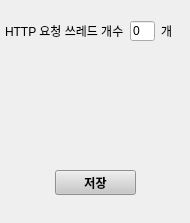
cmh1027/everytimeUtility, file view/configuration.ui: the form before one commit.
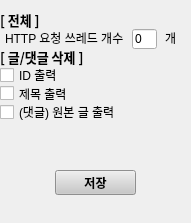
The form after the commit.

Commit message: add deletion & configuration

What changed in the file:
```diff
--- a/view/configuration.ui
+++ b/view/configuration.ui
@@ -6,7 +6,7 @@
    <rect>
     <x>0</x>
     <y>0</y>
-    <width>190</width>
+    <width>191</width>
     <height>223</height>
    </rect>
   </property>
@@ -55,12 +55,38 @@
    <property name="geometry">
     <rect>
      <x>0</x>
-     <y>20</y>
-     <width>191</width>
-     <height>22</height>
+     <y>10</y>
+     <width>189</width>
+     <height>111</height>
     </rect>
    </property>
+   <layout class="QVBoxLayout" name="verticalLayout_2">
+    <property name="spacing">
+     <number>0</number>
+    </property>
+    <property name="bottomMargin">
+     <number>0</number>
+    </property>
+    <item>
+     <widget class="QLabel" name="label_3">
+      <property name="font">
+       <font>
+        <family>맑은 고딕</family>
+        <pointsize>10</pointsize>
+        <weight>75</weight>
+        <bold>true</bold>
+       </font>
+      </property>
+      <property name="text">
+       <string>[ 전체 ]</string>
+      </property>
+     </widget>
+    </item>
+    <item>
    <layout class="QHBoxLayout" name="threadcountLayout">
+      <property name="spacing">
+       <number>8</number>
+      </property>
     <property name="leftMargin">
      <number>5</number>
     </property>
@@ -118,6 +144,44 @@
       </property>
       <property name="text">
        <string>개</string>
+        </property>
+       </widget>
+      </item>
+     </layout>
+    </item>
+    <item>
+     <widget class="QLabel" name="label_4">
+      <property name="font">
+       <font>
+        <family>맑은 고딕</family>
+        <pointsize>10</pointsize>
+        <weight>75</weight>
+        <bold>true</bold>
+       </font>
+      </property>
+      <property name="text">
+       <string>[ 글/댓글 삭제 ]</string>
+      </property>
+     </widget>
+    </item>
+    <item>
+     <widget class="QCheckBox" name="printidCheckBox">
+      <property name="text">
+       <string>ID 출력</string>
+      </property>
+     </widget>
+    </item>
+    <item>
+     <widget class="QCheckBox" name="printtextCheckBox">
+      <property name="text">
+       <string>제목 출력</string>
+      </property>
+     </widget>
+    </item>
+    <item>
+     <widget class="QCheckBox" name="printoriginCheckBox">
+      <property name="text">
+       <string>(댓글) 원본 글 출력</string>
       </property>
      </widget>
     </item>
```
Left out of the diff: 2 changed lines with no effect on the pictures. Lines whose indentation alone changed are shown as unchanged. The commit also changes 25 other files.
